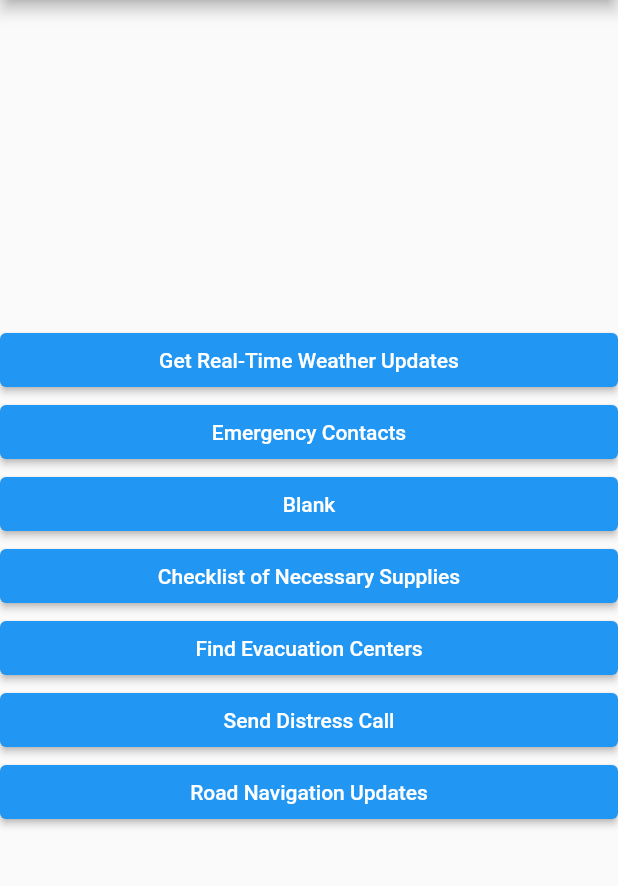
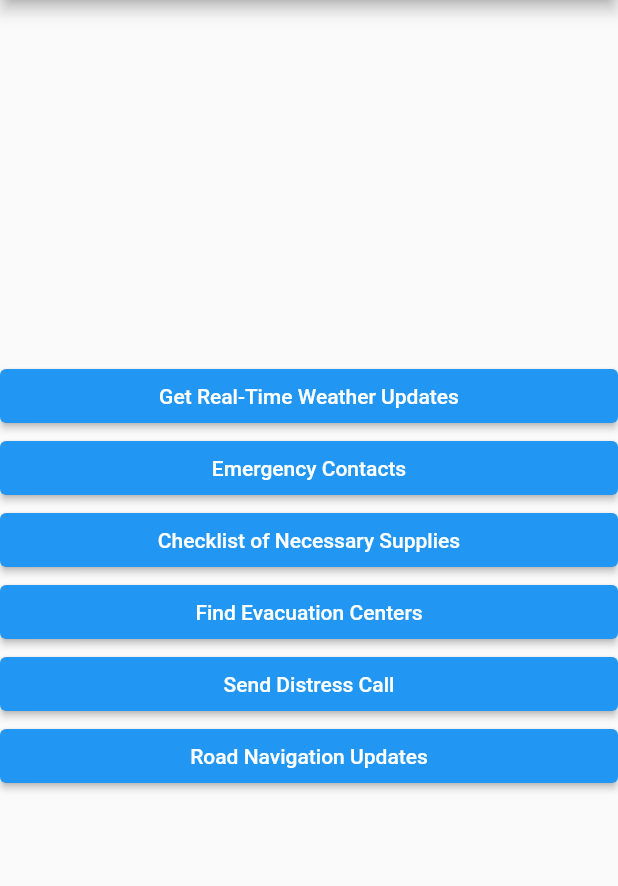
Before and after one commit to Gabriel-26/DisasterPreparednessApp, a Flutter app: the screen it shows after launch, on a phone screen of 412 x 824 dp, the part 84-970 px from its top. Run offline on Flutter 3.47's test engine with Material 2 defaults, Android fonts, the phone set to English and light mode, and no system bars; our stand-ins replace google_maps_flutter.

Commit message:
temporarily removed blank button

```diff
--- a/dpapp/lib/HomePage.dart
+++ b/dpapp/lib/HomePage.dart
@@ -37,12 +37,12 @@ class HomePage extends StatelessWidget {
             },
             child: Text('Emergency Contacts'),
           ),
-          ElevatedButton(
-            onPressed: () {
-              // Navigate to Evacuation Routes screen
-            },
-            child: Text('Blank'),
-          ),
+          // ElevatedButton(
+          //   onPressed: () {
+          //     // Navigate to Evacuation Routes screen
+          //   },
+          //   child: Text('Blank'),
+          // ),
           ElevatedButton(
             onPressed: () {
               // Navigate to Checklist screen
```
